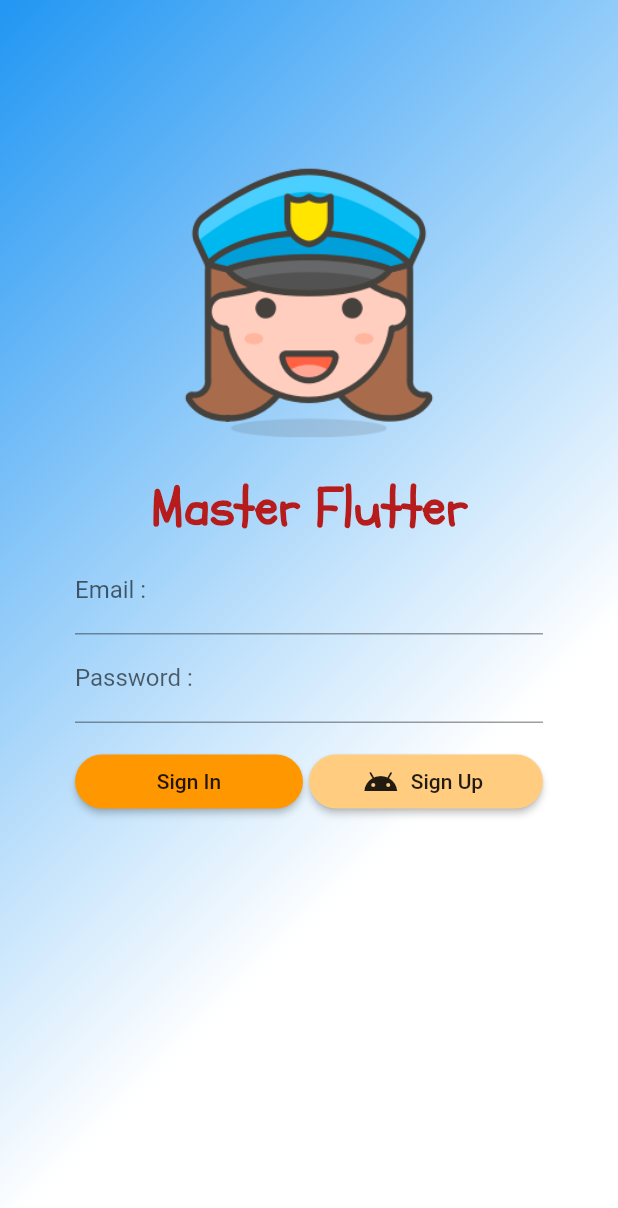
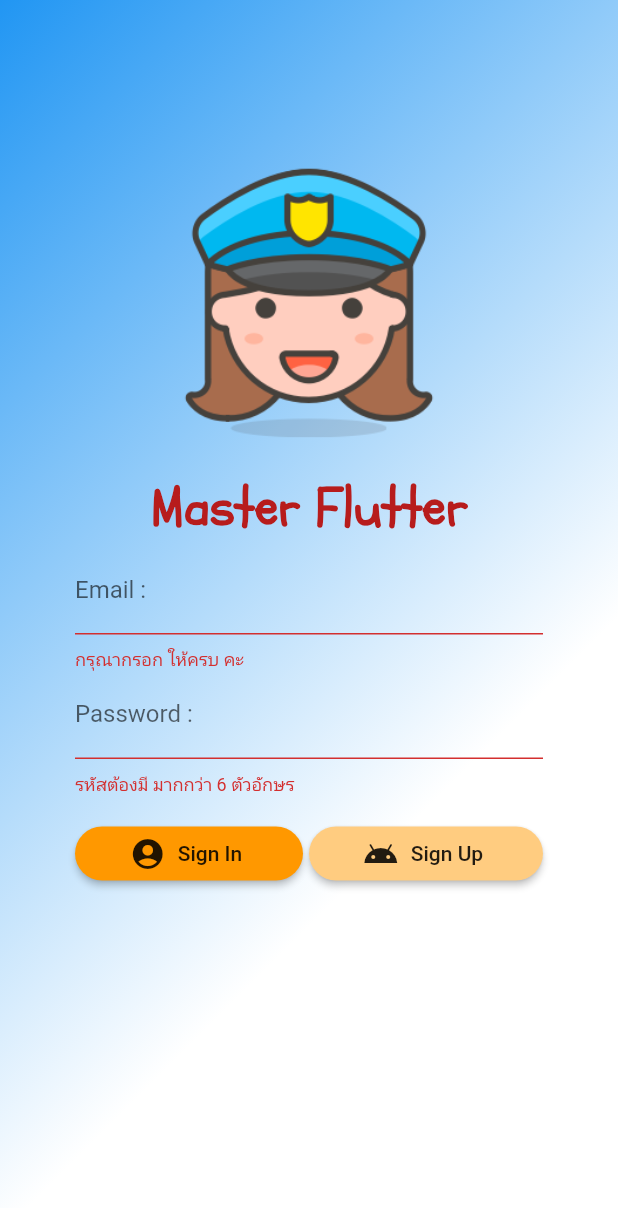
Before and after one commit to masterUNG/MasterFirebase, a Flutter app: the screen it shows after launch, after a tap on "Sign In", on a phone screen of 412 x 824 dp. Shown: the top 1208 px of the screen. Run offline on Flutter 3.47's test engine with Material 2 defaults, Android fonts, the phone set to English and light mode, and no system bars; our stand-ins replace firebase_auth; accounts and stored records are empty.

Commit message:
Before Lunch

```diff
--- a/lib/screens/authen.dart
+++ b/lib/screens/authen.dart
@@ -7,6 +7,14 @@ class Authen extends StatefulWidget {
 }
 
 class _AuthenState extends State<Authen> {
+  // For Form
+  final formKey = GlobalKey<FormState>();
+
+  // Constant
+  String titleHaveSpace = 'กรุณากรอก ให้ครบ คะ';
+  String titleEmailFalse = 'กรุณากรอก รูปแบบ Email';
+  String titlePasswordFalse = 'รหัสต้องมี มากกว่า 6 ตัวอักษร';
+
   Widget signUpButton(BuildContext context) {
     return RaisedButton.icon(
       icon: Icon(Icons.android),
@@ -23,11 +31,15 @@ class _AuthenState extends State<Authen> {
   }
 
   Widget signInButton() {
-    return RaisedButton(
+    return RaisedButton.icon(
+      label: Text('Sign In'),
+      icon: Icon(Icons.account_circle),
       color: Colors.orange,
       shape: RoundedRectangleBorder(borderRadius: BorderRadius.circular(30.0)),
-      child: Text('Sign In'),
-      onPressed: () {},
+      onPressed: () {
+        print('You Click SignIn');
+        if (formKey.currentState.validate()) {}
+      },
     );
   }
 
@@ -36,6 +48,11 @@ class _AuthenState extends State<Authen> {
       obscureText: true,
       decoration: InputDecoration(
           labelText: 'Password :', hintText: 'More 6 Charactor'),
+      validator: (String value) {
+        if (value.length <= 5) {
+          return titlePasswordFalse;
+        }
+      },
     );
   }
 
@@ -43,6 +60,13 @@ class _AuthenState extends State<Authen> {
     return TextFormField(
       decoration:
           InputDecoration(labelText: 'Email :', hintText: 'you@email.com'),
+      validator: (String value) {
+        if (value.length == 0) {
+          return titleHaveSpace;
+        } else if (!((value.contains('@')) && (value.contains('.')))) {
+          return titleEmailFalse;
+        }
+      },
     );
   }
 
@@ -65,10 +89,13 @@ class _AuthenState extends State<Authen> {
   Widget build(BuildContext context) {
     return Scaffold(
         resizeToAvoidBottomPadding: false,
-      body: Container(
+        body: Form(
+          key: formKey,
+          child: Container(
             decoration: BoxDecoration(
                 gradient: LinearGradient(
-                colors: [Colors.blue, Colors.white], begin: Alignment(-1, -1))),
+                    colors: [Colors.blue, Colors.white],
+                    begin: Alignment(-1, -1))),
             padding: EdgeInsets.only(top: 100.0),
             alignment: Alignment(0, -1),
             child: Column(
@@ -78,7 +105,8 @@ class _AuthenState extends State<Authen> {
                   height: 200.0,
                   child: showLogo(),
                 ),
-            Container(margin: EdgeInsets.only(top: 15.0), child: showAppName()),
+                Container(
+                    margin: EdgeInsets.only(top: 15.0), child: showAppName()),
                 Container(
                   margin: EdgeInsets.only(left: 50.0, right: 50.0),
                   child: emailTextFormField(),
@@ -106,6 +134,6 @@ class _AuthenState extends State<Authen> {
               ],
             ),
           ),
-    );
+        ));
   }
 }
```
Lines whose indentation alone changed are shown as unchanged.
